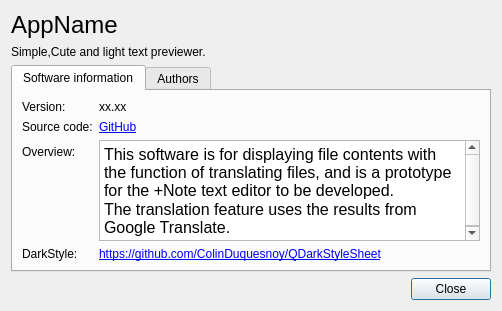
This is aboutdialog.ui in enjoysoftware/cute-light-text-previewer as Qt 5 draws it before an edit. The edited form follows.
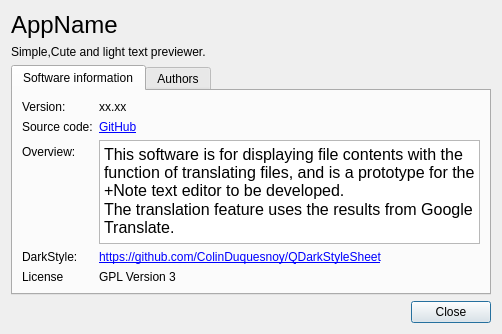
This is the edited form.

```diff
--- a/aboutdialog.ui
+++ b/aboutdialog.ui
@@ -7,7 +7,7 @@
     <x>0</x>
     <y>0</y>
     <width>502</width>
-    <height>311</height>
+    <height>334</height>
    </rect>
   </property>
   <property name="windowTitle">
@@ -120,6 +120,23 @@
            </property>
           </widget>
          </item>
+         <item row="4" column="0">
+          <widget class="QLabel" name="licenseLabel">
+           <property name="text">
+            <string>License</string>
+           </property>
+          </widget>
+         </item>
+         <item row="4" column="1">
+          <widget class="QLabel" name="gplLabel">
+           <property name="accessibleName">
+            <string notr="true"/>
+           </property>
+           <property name="text">
+            <string>GPL Version 3</string>
+           </property>
+          </widget>
+         </item>
         </layout>
        </item>
       </layout>
```
Left out of the diff: 2 changed lines with no effect on the pictures.
